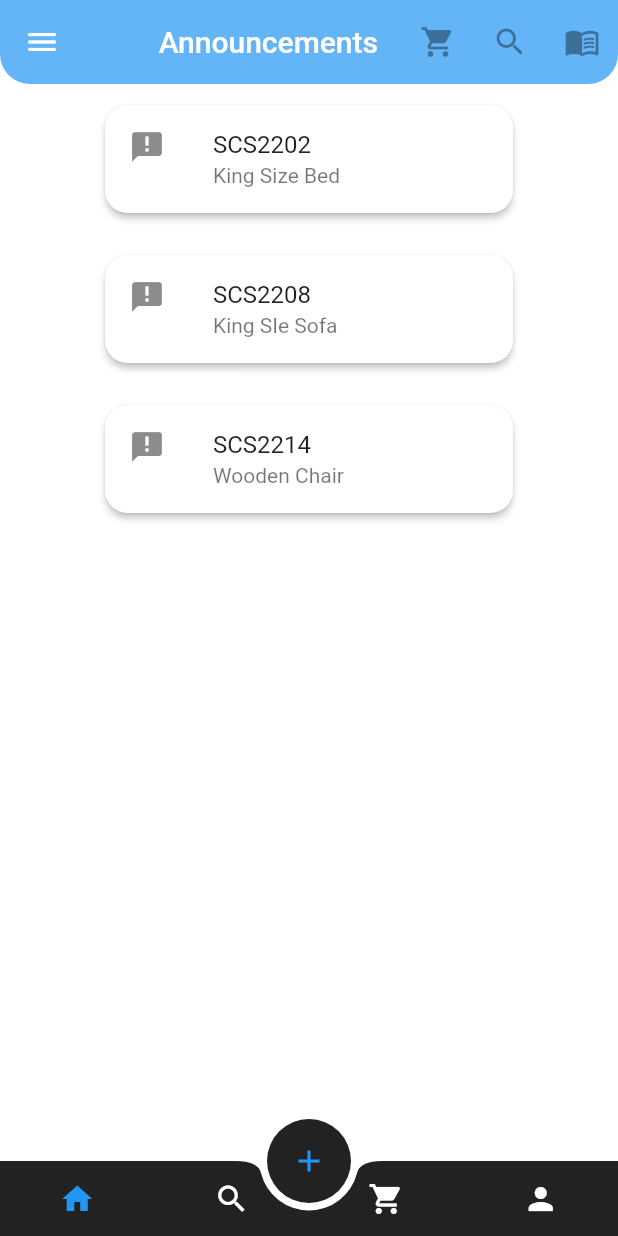
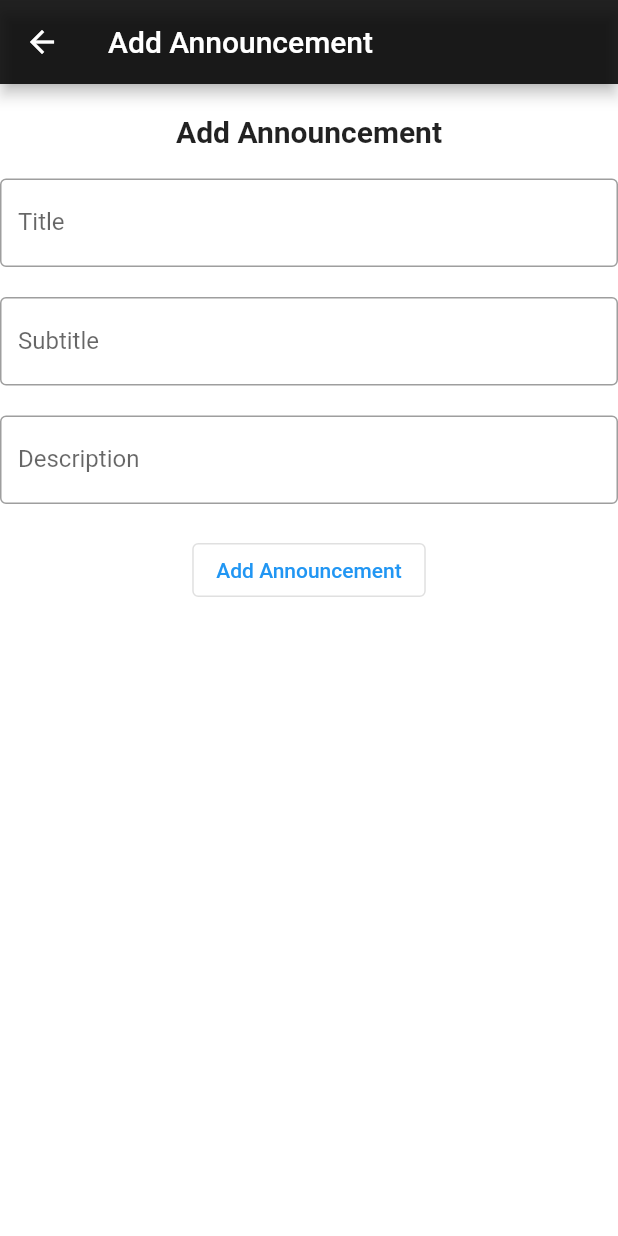
Before and after one commit to DushanthaOlinda/MADHACK-Final, a Flutter app: the screen it shows after launch, after a tap on the "add" icon, on a phone screen of 412 x 824 dp. Run offline on Flutter 3.47's test engine with Material 2 defaults, Android fonts, the phone set to English and light mode, and no system bars; our stand-ins replace firebase_core; accounts and stored records are empty.

Commit message:
Add Announcement

```diff
--- /dev/null
+++ b/lib/components/add_announcement.dart
@@ -0,0 +1,98 @@
+import 'package:flutter/material.dart';
+import 'package:madhack_finals/components/pass.dart';
+
+class AddAnnouncement extends StatefulWidget {
+  const AddAnnouncement({Key? key}) : super(key: key);
+
+  @override
+  State<AddAnnouncement> createState() => _AddAnnouncementState();
+}
+
+class _AddAnnouncementState extends State<AddAnnouncement> {
+  _AddAnnouncementState(){
+    _announcementDetails = AnnouncementDetails();
+  }
+
+  late AnnouncementDetails _announcementDetails;
+  final _formKey = GlobalKey<FormState>();
+
+  final _title = TextEditingController();
+  final _subtitle = TextEditingController();
+  final _description = TextEditingController();
+
+
+  @override
+  Widget build(BuildContext context) {
+    return Scaffold(
+      appBar: AppBar(
+        title: const Text('Add Announcement'),
+        backgroundColor: Colors.black87,
+      ),
+      body: Form(
+        key: _formKey,
+        child: Column(
+          children: [
+            const SizedBox(height: 20),
+            const Text(
+              'Add Announcement',
+              style: TextStyle(
+                fontSize: 20,
+                fontWeight: FontWeight.bold,
+              ),
+            ),
+            const SizedBox(height: 20),
+            TextFormField(
+              controller: _title,
+              decoration: const InputDecoration(
+                border: OutlineInputBorder(),
+                labelText: 'Title',
+              ),
+            ),
+            const SizedBox(height: 20),
+            TextFormField(
+              controller: _subtitle,
+              decoration: const InputDecoration(
+                border: OutlineInputBorder(
+                  borderSide: BorderSide(color: Colors.black),
+                ),
+                labelText: 'Subtitle',
+              ),
+            ),
+            const SizedBox(height: 20),
+            TextFormField(
+              controller: _description,
+              decoration: const InputDecoration(
+                border: OutlineInputBorder(),
+                labelText: 'Description',
+              ),
+            ),
+            const SizedBox(height: 20),
+            OutlinedButton(
+              onPressed:(){
+                if (_formKey.currentState!.validate()) {
+                  AnnouncementDetails announcementDetails = AnnouncementDetails();
+                  announcementDetails.title = _title.text;
+                  announcementDetails.subtitle = _subtitle.text;
+                  announcementDetails.description = _description.text;
+
+                  Navigator.push(
+                      context, MaterialPageRoute(builder: (context) {
+                    return Pass( announcementDetails: announcementDetails);
+                  })
+                  );
+                }
+              },
+              child: const Text('Add Announcement'),
+            ),
+          ],
+        ),
+      ),
+    );
+  }
+}
+
+class AnnouncementDetails {
+  late String title;
+  late String subtitle;
+  late String description;
+}
--- a/lib/screens/home/home.dart
+++ b/lib/screens/home/home.dart
@@ -1,5 +1,7 @@
 import 'package:flutter/material.dart';
 import 'package:madhack_finals/components/card.dart';
+
+import '../../components/add_announcement.dart';
 
 class Home2 extends StatefulWidget {
   const Home2({Key? key}) : super(key: key);
@@ -24,7 +26,14 @@ class _HomeState extends State<Home2> {
       backgroundColor: Colors.white,
       floatingActionButtonLocation: FloatingActionButtonLocation.centerDocked,
       floatingActionButton: FloatingActionButton(
-        onPressed: () {},
+        onPressed: () {
+          // push to the add announcement page
+          Navigator.push(
+            context,
+            MaterialPageRoute(
+              builder: (context) => const AddAnnouncement(),
+            ),);
+        },
         backgroundColor: Colors.black87,
         foregroundColor: Colors.blue,
         elevation: 0,
```
Also changed, not shown: lib/components/pass.dart (added, +35 -0 lines).
